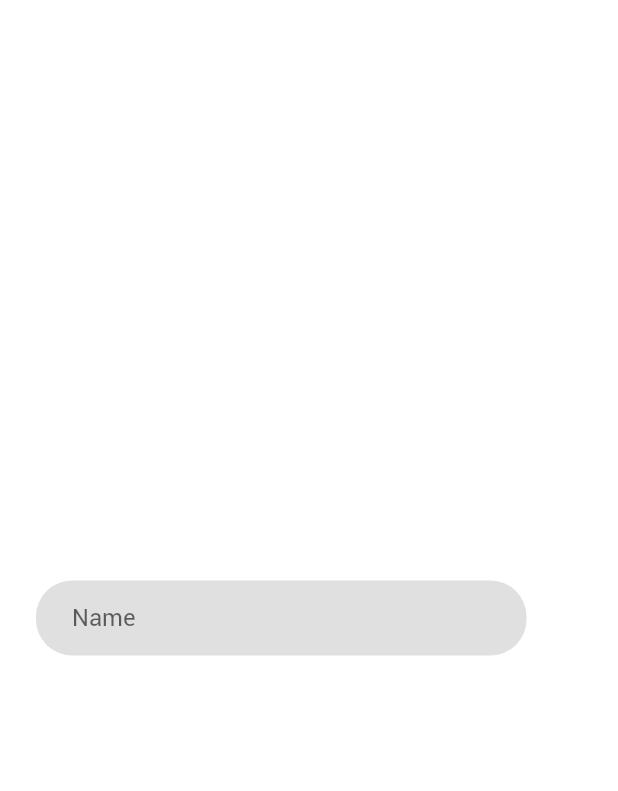
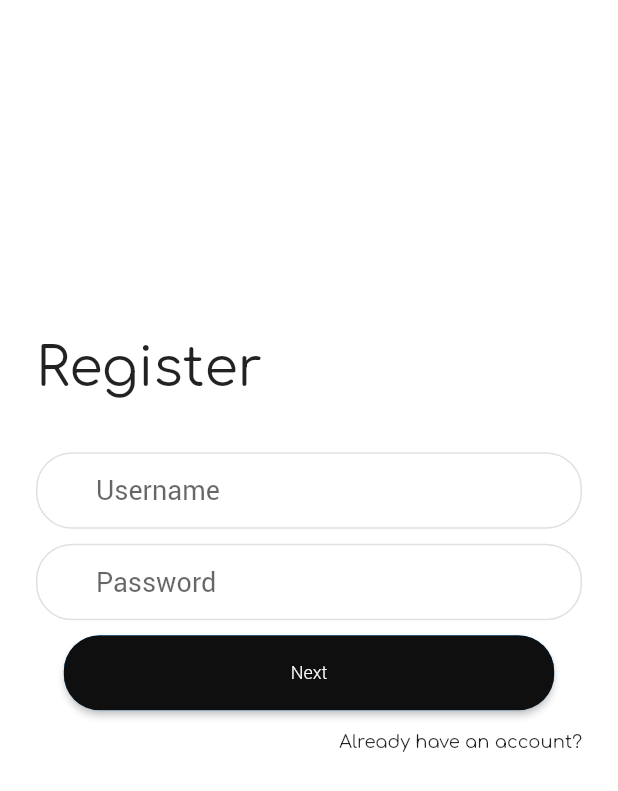
Before and after one commit to Drae3213/Flutter.proj, a Flutter app: the screen it shows after launch, after a tap on "Login", after a tap on "Register", on a phone screen of 412 x 824 dp. Shown: the top 791 px of the screen. Run offline on Flutter 3.47's test engine with Material 2 defaults, Android fonts, the phone set to English and light mode, and no system bars.

Commit message:
Register page nearly done

```diff
--- a/kicks_for_nerds/lib/assets/constants.dart
+++ b/kicks_for_nerds/lib/assets/constants.dart
@@ -43,9 +43,6 @@ const kRightContentMargin = EdgeInsets.only(
 
 const kRadiusNumber = 24.0;
 
-const kSmallButtonHeight = 50.0;
-const kSmallButtonWidth = 158.0;
-
 const kTopBoxCurves = BorderRadius.vertical(
   top: Radius.circular(kRadiusNumber),
 );
@@ -61,3 +58,12 @@ const kLightBGClr = Colors.white;
 const kDarkbgClr = kBlackCustomClr;
 
 const kBGClr = kLightBGClr;
+
+const kBoldTxt = FontWeight.bold;
+
+const kLightTxt = FontWeight.w100;
+
+const kFontSize12 = 12.0;
+const kFontSize18 = 18.0;
+
+const kFontSize36 = 36.0;
--- a/kicks_for_nerds/lib/assets/enums.dart
+++ b/kicks_for_nerds/lib/assets/enums.dart
@@ -1,5 +1,3 @@
-import 'package:flutter/material.dart';
-
 enum font {
   bold,
   light,
--- /dev/null
+++ b/kicks_for_nerds/lib/assets/variables.dart
@@ -0,0 +1,8 @@
+import 'package:flutter/material.dart';
+
+var vBoldTxt = FontWeight.bold;
+
+var vLightTxt = FontWeight.w100;
+
+var vNormalButtonHeight = 50;
+var vSmallButtonWidth = 158;
--- a/kicks_for_nerds/lib/components/outlined_button.dart
+++ /dev/null
@@ -1,13 +0,0 @@
-import 'package:flutter/material.dart';
-// import 'package:kicks_for_nerds/assets/constants.dart';
-import 'package:kicks_for_nerds/components/reusable_card.dart';
-
-class StrokeButton extends StatelessWidget {
-  @override
-  Widget build(BuildContext context) {
-    return OutlinedButton(
-      onPressed: () {},
-      child: ReusableCard(),
-    );
-  }
-}
--- /dev/null
+++ b/kicks_for_nerds/lib/components/reusable_buttons.dart
@@ -0,0 +1,152 @@
+import 'package:flutter/material.dart';
+import 'package:kicks_for_nerds/assets/constants.dart';
+import 'reusable_card.dart';
+import 'toggle_bold.dart';
+import 'txt_fonts.dart';
+import 'package:kicks_for_nerds/assets/enums.dart';
+import 'package:kicks_for_nerds/assets/lists.dart';
+import 'package:kicks_for_nerds/assets/variables.dart';
+
+//small button
+
+class SmallButton extends StatefulWidget {
+  const SmallButton({
+    Key key,
+    @required this.title,
+    this.routePage,
+    this.buttonHeight,
+    this.buttonWidth,
+  }) : super(key: key);
+
+  final String routePage;
+  final String title;
+  final buttonHeight;
+  final buttonWidth;
+
+  @override
+  _SmallButtonState createState() => _SmallButtonState();
+}
+
+class _SmallButtonState extends State<SmallButton> {
+  font fontType;
+
+  bool hasBeenPressed = false;
+
+  @override
+  Widget build(BuildContext context) {
+    return ElevatedButton(
+      onPressed: () {
+        setState(
+          () {
+            hasBeenPressed = !hasBeenPressed;
+          },
+        );
+        Navigator.pushNamed(
+          context,
+          widget.routePage,
+        );
+      },
+      style: ElevatedButton.styleFrom(
+        padding: EdgeInsets.zero,
+        shape: RoundedRectangleBorder(
+          borderRadius: BorderRadius.circular(kRadiusNumber),
+        ),
+      ),
+      child: Ink(
+        decoration: BoxDecoration(
+          gradient:
+              LinearGradient(colors: hasBeenPressed ? gradClr : solidGrad),
+          borderRadius: BorderRadius.circular(kRadiusNumber),
+        ),
+        child: ReusableCard(
+          cardChild: ToggleBold(
+            fontType: hasBeenPressed ? font.bold : font.light,
+            boldTxtFont: ReusbaleBoldTxtFont(
+              fontsize: kFontSize18,
+              text: widget.title,
+            ),
+            lightTxtFont: ReusableLightTxtFont(
+              fontsize: kFontSize18,
+              fontW8t: kLightTxt,
+              text: widget.title,
+            ),
+          ),
+          height: vNormalButtonHeight.toDouble(),
+          width: 158,
+        ),
+      ),
+    );
+  }
+}
+
+//bigger button
+
+class BiggerButton extends StatefulWidget {
+  const BiggerButton({
+    Key key,
+    @required this.title,
+    this.routePage,
+    this.buttonHeight,
+    this.buttonWidth,
+  }) : super(key: key);
+
+  final String routePage;
+  final String title;
+  final buttonHeight;
+  final buttonWidth;
+
+  @override
+  _BiggerButtonState createState() => _BiggerButtonState();
+}
+
+class _BiggerButtonState extends State<BiggerButton> {
+  font fontType;
+
+  bool hasBeenPressed = false;
+
+  @override
+  Widget build(BuildContext context) {
+    return ElevatedButton(
+      onPressed: () {
+        setState(
+          () {
+            hasBeenPressed = !hasBeenPressed;
+          },
+        );
+        Navigator.pushNamed(
+          context,
+          widget.routePage,
+        );
+      },
+      style: ElevatedButton.styleFrom(
+        padding: EdgeInsets.zero,
+        shape: RoundedRectangleBorder(
+          borderRadius: BorderRadius.circular(kRadiusNumber),
+        ),
+      ),
+      child: Ink(
+        decoration: BoxDecoration(
+          gradient:
+              LinearGradient(colors: hasBeenPressed ? gradClr : solidGrad),
+          borderRadius: BorderRadius.circular(kRadiusNumber),
+        ),
+        child: ReusableCard(
+          cardChild: ToggleBold(
+            fontType: hasBeenPressed ? font.bold : font.light,
+            boldTxtFont: ReusbaleBoldTxtFont(
+              fontsize: kFontSize12,
+              text: widget.title,
+            ),
+            lightTxtFont: ReusableLightTxtFont(
+              fontsize: kFontSize12,
+              fontW8t: kLightTxt,
+              text: widget.title,
+            ),
+          ),
+          height: vNormalButtonHeight.toDouble(),
+          width: 327,
+        ),
+      ),
+    );
+  }
+}
--- a/kicks_for_nerds/lib/components/small_button.dart
+++ /dev/null
@@ -1,67 +0,0 @@
-import 'package:flutter/material.dart';
-import 'package:kicks_for_nerds/assets/constants.dart';
-import 'reusable_card.dart';
-import 'toggle_bold.dart';
-import 'txt_fonts.dart';
-import 'package:kicks_for_nerds/assets/enums.dart';
-import 'package:kicks_for_nerds/assets/lists.dart';
-
-class SmallButton extends StatefulWidget {
-  const SmallButton({Key key, @required this.title, this.routePage})
-      : super(key: key);
-
-  final String routePage;
-  final String title;
-
-  @override
-  _SmallButtonState createState() => _SmallButtonState();
-}
-
-class _SmallButtonState extends State<SmallButton> {
-  font fontType;
-
-  bool hasBeenPressed = false;
-
-  @override
-  Widget build(BuildContext context) {
-    return ElevatedButton(
-      onPressed: () {
-        setState(
-          () {
-            hasBeenPressed = !hasBeenPressed;
-          },
-        );
-        Navigator.pushNamed(
-          context,
-          widget.routePage,
-        );
-      },
-      style: ElevatedButton.styleFrom(
-        padding: EdgeInsets.zero,
-        shape: RoundedRectangleBorder(
-          borderRadius: BorderRadius.circular(kRadiusNumber),
-        ),
-      ),
-      child: Ink(
-        decoration: BoxDecoration(
-          gradient:
-              LinearGradient(colors: hasBeenPressed ? gradClr : solidGrad),
-          borderRadius: BorderRadius.circular(kRadiusNumber),
-        ),
-        child: ReusableCard(
-          cardChild: ToggleBold(
-            fontType: hasBeenPressed ? font.bold : font.light,
-            boldTxtFont: BoldTxtFont18(
-              text: widget.title,
-            ),
-            lightTxtFont: LightTxtFont18(
-              text: widget.title,
-            ),
-          ),
-          height: kSmallButtonHeight,
-          width: kSmallButtonWidth,
-        ),
-      ),
-    );
-  }
-}
--- /dev/null
+++ b/kicks_for_nerds/lib/components/stroke_button.dart
@@ -0,0 +1,46 @@
+import 'package:flutter/material.dart';
+import 'package:kicks_for_nerds/assets/constants.dart';
+// import 'package:kicks_for_nerds/assets/constants.dart';
+// import 'package:kicks_for_nerds/components/reusable_card.dart';
+import 'txt_form.dart';
+
+class StrokeButton extends StatelessWidget {
+  StrokeButton({this.txt});
+
+  final String txt;
+
+  @override
+  Widget build(BuildContext context) {
+    return Padding(
+      padding: const EdgeInsets.only(
+        left: 24,
+        right: 24,
+        bottom: 10,
+      ),
+      child: OutlinedButton(
+        onPressed: () {},
+        child: TxtForm(
+          txt: txt,
+        ),
+        style: ButtonStyle(
+          foregroundColor: MaterialStateProperty.all<Color>(
+            kBlackCustomClr,
+          ),
+          shape: MaterialStateProperty.all<RoundedRectangleBorder>(
+            RoundedRectangleBorder(
+              borderRadius: BorderRadius.circular(
+                kRadiusNumber,
+              ),
+            ),
+          ),
+        ),
+      ),
+    );
+  }
+}
+
+
+  // decoration: BoxDecoration(
+  //       borderRadius: BorderRadius.circular(
+  //         kRadiusNumber,
+  //       ),
--- a/kicks_for_nerds/lib/components/txt_fonts.dart
+++ b/kicks_for_nerds/lib/components/txt_fonts.dart
@@ -2,10 +2,16 @@ import 'package:flutter/material.dart';
 import 'package:kicks_for_nerds/assets/constants.dart';
 
 // Bold font classes
-class BoldTxtFont18 extends StatelessWidget {
-  BoldTxtFont18({@required this.text});
+class ReusbaleBoldTxtFont extends StatelessWidget {
+  ReusbaleBoldTxtFont({
+    @required this.text,
+    this.fontW8t,
+    @required this.fontsize,
+  });
 
   final String text;
+  final fontW8t;
+  final fontsize;
 
   @override
   Widget build(BuildContext context) {
@@ -14,17 +20,24 @@ class BoldTxtFont18 extends StatelessWidget {
       style: TextStyle(
         fontFamily: 'Roboto',
         color: kFontColour,
-        fontWeight: FontWeight.bold,
+        fontWeight: fontW8t,
+        fontSize: fontsize,
       ),
     );
   }
 }
 
 // Light font classes
-class LightTxtFont18 extends StatelessWidget {
-  LightTxtFont18({@required this.text});
+class ReusableLightTxtFont extends StatelessWidget {
+  ReusableLightTxtFont({
+    @required this.text,
+    @required this.fontW8t,
+    @required this.fontsize,
+  });
 
   final String text;
+  final fontW8t;
+  final fontsize;
 
   @override
   Widget build(BuildContext context) {
@@ -32,8 +45,9 @@ class LightTxtFont18 extends StatelessWidget {
       text,
       style: TextStyle(
         fontFamily: 'Roboto',
+        fontSize: fontsize,
         color: kFontColour,
-        fontWeight: FontWeight.w100,
+        fontWeight: fontW8t,
       ),
     );
   }
--- /dev/null
+++ b/kicks_for_nerds/lib/components/txt_form.dart
@@ -0,0 +1,30 @@
+import 'package:flutter/material.dart';
+import 'package:kicks_for_nerds/assets/constants.dart';
+
+class TxtForm extends StatelessWidget {
+  const TxtForm({Key key, this.txt}) : super(key: key);
+
+  final String txt;
+
+  @override
+  Widget build(BuildContext context) {
+    return TextFormField(
+      decoration: InputDecoration(
+        contentPadding: EdgeInsets.fromLTRB(
+          24,
+          30,
+          24,
+          0,
+        ),
+        hintText: txt,
+        hintStyle: TextStyle(
+          fontFamily: 'Roboto',
+          fontSize: kFontSize18,
+        ),
+        border: OutlineInputBorder(
+          borderSide: BorderSide.none,
+        ),
+      ),
+    );
+  }
+}
--- a/kicks_for_nerds/lib/screens/landing_page.dart
+++ b/kicks_for_nerds/lib/screens/landing_page.dart
@@ -3,10 +3,8 @@ import 'package:flutter/widgets.dart';
 import 'package:kicks_for_nerds/assets/constants.dart';
 import 'package:kicks_for_nerds/components/reusable_card.dart';
 import 'package:kicks_for_nerds/components/landing_page_nav.dart';
-import 'package:kicks_for_nerds/components/small_button.dart';
-import 'package:kicks_for_nerds/components/txt_fonts.dart';
-import 'login_page.dart';
-import 'register_page.dart';
+import 'package:kicks_for_nerds/components/reusable_buttons.dart';
+import 'package:kicks_for_nerds/assets/variables.dart';
 
 class LandingPage extends StatefulWidget {
   @override
@@ -59,10 +57,14 @@ class _LandingPageState extends State<LandingPage> {
                   mainAxisAlignment: MainAxisAlignment.spaceEvenly,
                   children: <Widget>[
                     SmallButton(
+                      buttonHeight: vNormalButtonHeight,
+                      buttonWidth: vSmallButtonWidth,
                       title: 'Login',
                       routePage: '/log',
                     ),
                     SmallButton(
+                      buttonHeight: vNormalButtonHeight,
+                      buttonWidth: vSmallButtonWidth,
                       title: 'Register',
                       routePage: '/reg',
                     ),
--- a/kicks_for_nerds/lib/screens/register_page.dart
+++ b/kicks_for_nerds/lib/screens/register_page.dart
@@ -1,6 +1,8 @@
 import 'package:flutter/material.dart';
 import 'package:kicks_for_nerds/assets/constants.dart';
-import 'package:kicks_for_nerds/components/reusable_card.dart';
+import 'package:kicks_for_nerds/assets/variables.dart';
+import 'package:kicks_for_nerds/components/reusable_buttons.dart';
+import 'package:kicks_for_nerds/components/stroke_button.dart';
 
 class RegisterPage extends StatefulWidget {
   @override
@@ -16,25 +18,49 @@ class _RegisterPageState extends State<RegisterPage> {
         child: Column(
           mainAxisAlignment: MainAxisAlignment.center,
           children: <Widget>[
-            ReusableCard(
-              marginSize: kContentMargin,
-              baseColour: kBaseWidgetColor,
-              width: 327,
-              height: 50,
-              cardChild: TextFormField(
-                decoration: InputDecoration(
-                  contentPadding: EdgeInsets.fromLTRB(
-                    24,
-                    30,
-                    24,
-                    0,
+            Padding(
+              padding: const EdgeInsets.fromLTRB(24, 36, 0, 36),
+              child: Row(
+                mainAxisAlignment: MainAxisAlignment.start,
+                children: <Widget>[
+                  Text(
+                    'Register',
+                    style: TextStyle(
+                      fontFamily: 'Comfortaa',
+                      fontSize: 36,
+                    ),
+                    textAlign: TextAlign.left,
                   ),
-                  hintText: 'Name',
-                  border: OutlineInputBorder(
-                    borderSide: BorderSide.none,
+                ],
+              ),
+            ),
+            StrokeButton(
+              txt: 'Username',
+            ),
+            StrokeButton(
+              txt: 'Password',
+            ),
+            BiggerButton(
+              title: 'Next',
+              buttonHeight: vNormalButtonHeight,
+            ),
+            Row(
+              mainAxisAlignment: MainAxisAlignment.end,
+              children: <Widget>[
+                Padding(
+                  padding: const EdgeInsets.only(top: 14.0, right: 24),
+                  child: Text(
+                    'Already have an account?',
+                    style: TextStyle(
+                      fontFamily: 'Comfortaa',
+                      fontSize: kFontSize12,
+                    ),
                   ),
                 ),
-              ),
+              ],
+            ),
+            SizedBox(
+              height: 134,
             ),
           ],
         ),
@@ -42,3 +68,25 @@ class _RegisterPageState extends State<RegisterPage> {
     );
   }
 }
+
+
+// cardChild: ReusableCard(
+                //   marginSize: kContentMargin,
+                //   baseColour: kBaseWidgetColor,
+                //   width: 327,
+                //   height: 50,
+                //   cardChild: TextFormField(
+                //     decoration: InputDecoration(
+                //       contentPadding: EdgeInsets.fromLTRB(
+                //         24,
+                //         30,
+                //         24,
+                //         0,
+                //       ),
+                //       hintText: 'Name',
+                //       border: OutlineInputBorder(
+                //         borderSide: BorderSide.none,
+                //       ),
+                //     ),
+                //   ),
+                // ),
```
Also changed, not shown: kicks_for_nerds/pubspec.yaml (+4 -6 lines), kicks_for_nerds/fonts/Comfortaa-Regular.ttf (added).
